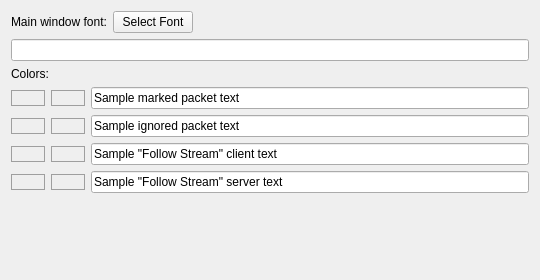
This is ui/qt/font_color_preferences_frame.ui in boundary/wireshark as Qt 5 draws it before an edit. The edited form follows.
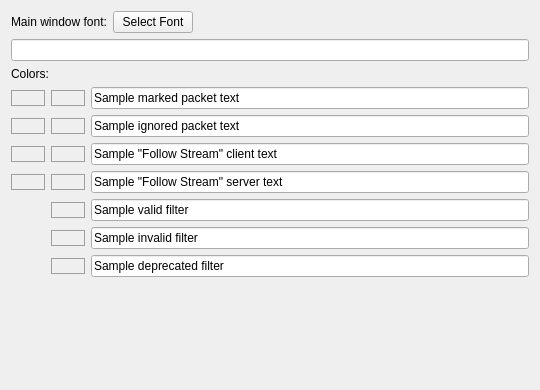
This is the edited form.

Commit message: Add filter color preferences to the Qt UI similar to r50203. Fixes bug 5413.

```diff
--- a/ui/qt/font_color_preferences_frame.ui
+++ b/ui/qt/font_color_preferences_frame.ui
@@ -7,13 +7,13 @@
     <x>0</x>
     <y>0</y>
     <width>540</width>
-    <height>280</height>
+    <height>390</height>
    </rect>
   </property>
   <property name="minimumSize">
    <size>
     <width>540</width>
-    <height>280</height>
+    <height>390</height>
    </size>
   </property>
   <property name="windowTitle">
@@ -193,6 +193,66 @@
        </property>
       </widget>
      </item>
+     <item row="4" column="2">
+      <widget class="QLineEdit" name="validFilterSampleLineEdit">
+       <property name="text">
+        <string>Sample valid filter</string>
+       </property>
+       <property name="readOnly">
+        <bool>true</bool>
+       </property>
+      </widget>
+     </item>
+     <item row="5" column="2">
+      <widget class="QLineEdit" name="invalidFilterSampleLineEdit">
+       <property name="text">
+        <string>Sample invalid filter</string>
+       </property>
+       <property name="readOnly">
+        <bool>true</bool>
+       </property>
+      </widget>
+     </item>
+     <item row="6" column="2">
+      <widget class="QLineEdit" name="deprecatedFilterSampleLineEdit">
+       <property name="text">
+        <string>Sample deprecated filter</string>
+       </property>
+       <property name="readOnly">
+        <bool>true</bool>
+       </property>
+      </widget>
+     </item>
+     <item row="4" column="1">
+      <widget class="QPushButton" name="validFilterBGPushButton">
+       <property name="styleSheet">
+        <string notr="true">QPushButton { border: 1px solid palette(Dark); }</string>
+       </property>
+       <property name="flat">
+        <bool>true</bool>
+       </property>
+      </widget>
+     </item>
+     <item row="5" column="1">
+      <widget class="QPushButton" name="invalidFilterBGPushButton">
+       <property name="styleSheet">
+        <string notr="true">QPushButton { border: 1px solid palette(Dark); }</string>
+       </property>
+       <property name="flat">
+        <bool>true</bool>
+       </property>
+      </widget>
+     </item>
+     <item row="6" column="1">
+      <widget class="QPushButton" name="deprecatedFilterBGPushButton">
+       <property name="styleSheet">
+        <string notr="true">QPushButton { border: 1px solid palette(Dark); }</string>
+       </property>
+       <property name="flat">
+        <bool>true</bool>
+       </property>
+      </widget>
+     </item>
     </layout>
    </item>
    <item>
```
The commit also changes 2 other files.
